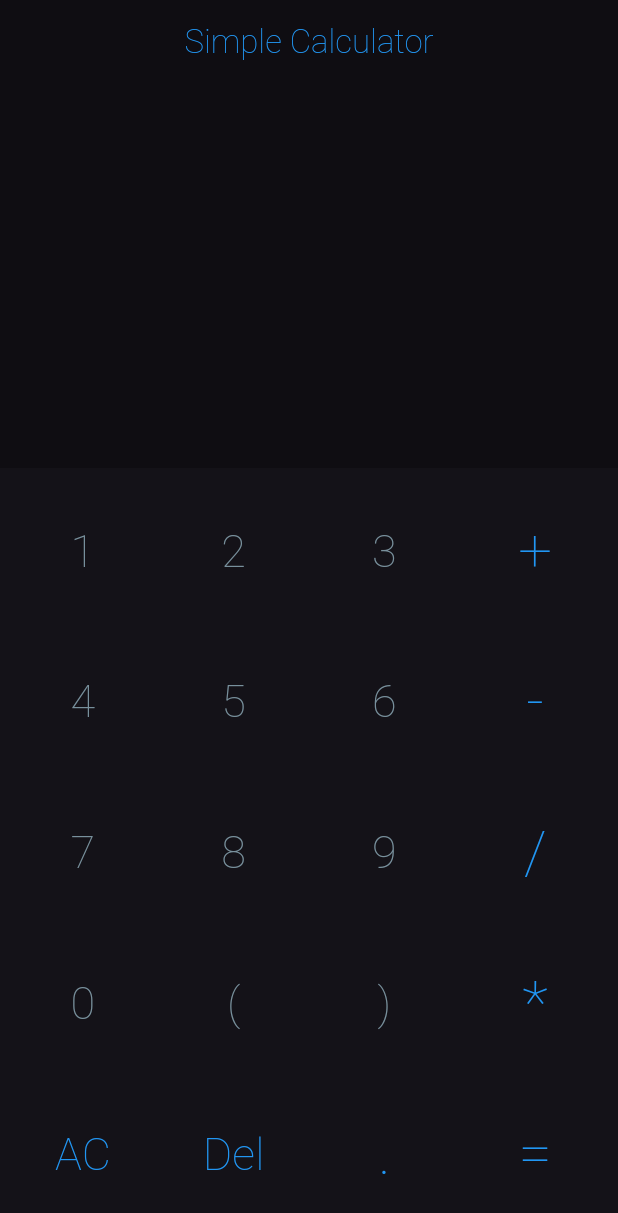
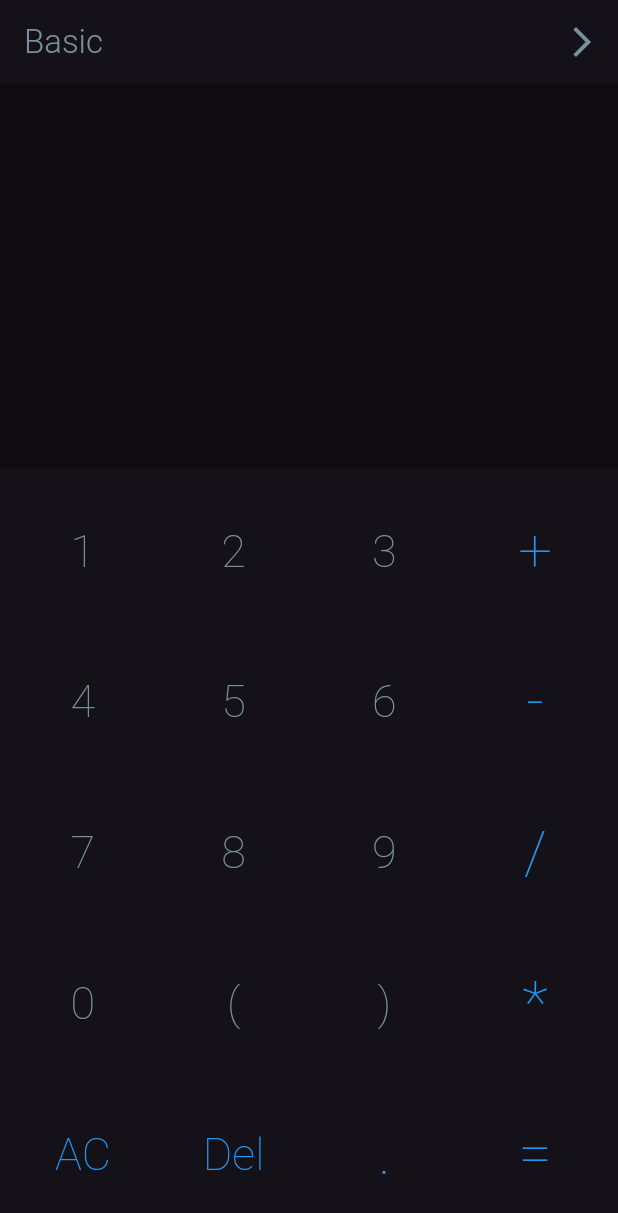
Before and after one commit to Marach8/FlutterProject_simple_calculator_app, a Flutter app: the screen it shows after launch, on a phone screen of 412 x 824 dp. Shown: the top 1213 px of the screen. Run offline on Flutter 3.47's test engine with Material 3 defaults, Android fonts, the phone set to English and light mode, and no system bars; drawn by our look-alikes of auto_size_text; our stand-ins replace math_expressions.

Commit message:
Added an action to the appBar to lead to the scientific part

```diff
--- a/simple_calculator_app/lib/screen_view.dart
+++ b/simple_calculator_app/lib/screen_view.dart
@@ -15,14 +15,20 @@ class Calculator extends StatelessWidget{
 
     return Scaffold(
       appBar: AppBar(
-        title: const Text(
-          'Simple Calculator',
+        title: Text(
+          'Basic',
           style: TextStyle(
-            color: Colors.blue,
-            fontWeight: FontWeight.w200
+            color: Colors.blueGrey.shade400,
+            fontWeight: FontWeight.w300
           )
         ),
-        centerTitle: true, backgroundColor: Colors.black26,
+        //centerTitle: true, backgroundColor: Colors.black26,
+        actions: [
+          IconButton(
+            onPressed: (){},
+            icon: Icon(Icons.arrow_forward_ios, color: Colors.blueGrey.shade400)
+          )
+        ],
       ),
 
       body: Column(
```
Also changed, not shown: simple_calculator_app/lib/button_model.dart (+0 -27 lines).
